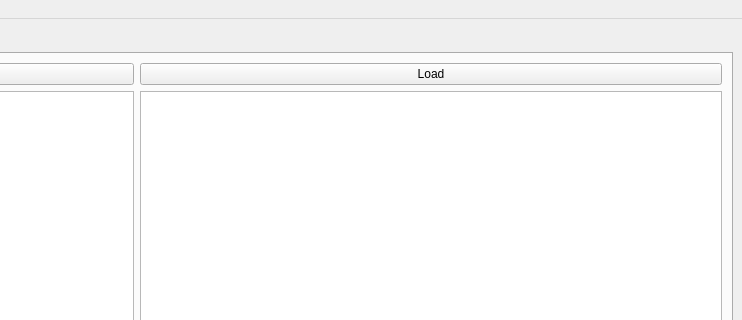
This is ui/mainwindow.ui in bpilsl/Corry-GUI as Qt 5 draws it before an edit; both pictures show x 468 to 1210 and y 0 to 320 of the 1210 by 640 pixel window. The edited form follows.
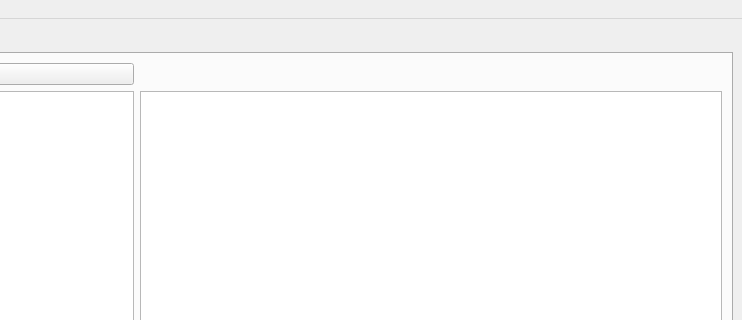
This is the edited form. The open tabs and pages were chosen to show the change. Custom widgets are drawn as their Qt base class.

```diff
--- a/ui/mainwindow.ui
+++ b/ui/mainwindow.ui
@@ -61,13 +61,6 @@
        <layout class="QGridLayout" name="gridLayout_3">
         <item row="0" column="0">
          <layout class="QGridLayout" name="gridLayout">
-          <item row="0" column="1">
-           <widget class="QPushButton" name="pbLoad">
-            <property name="text">
-             <string>Load</string>
-            </property>
-           </widget>
-          </item>
           <item row="1" column="1">
            <widget class="QListView" name="lvModules">
             <property name="dragEnabled">
```
Left out of the diff: 8 changed lines with no effect on the pictures.
